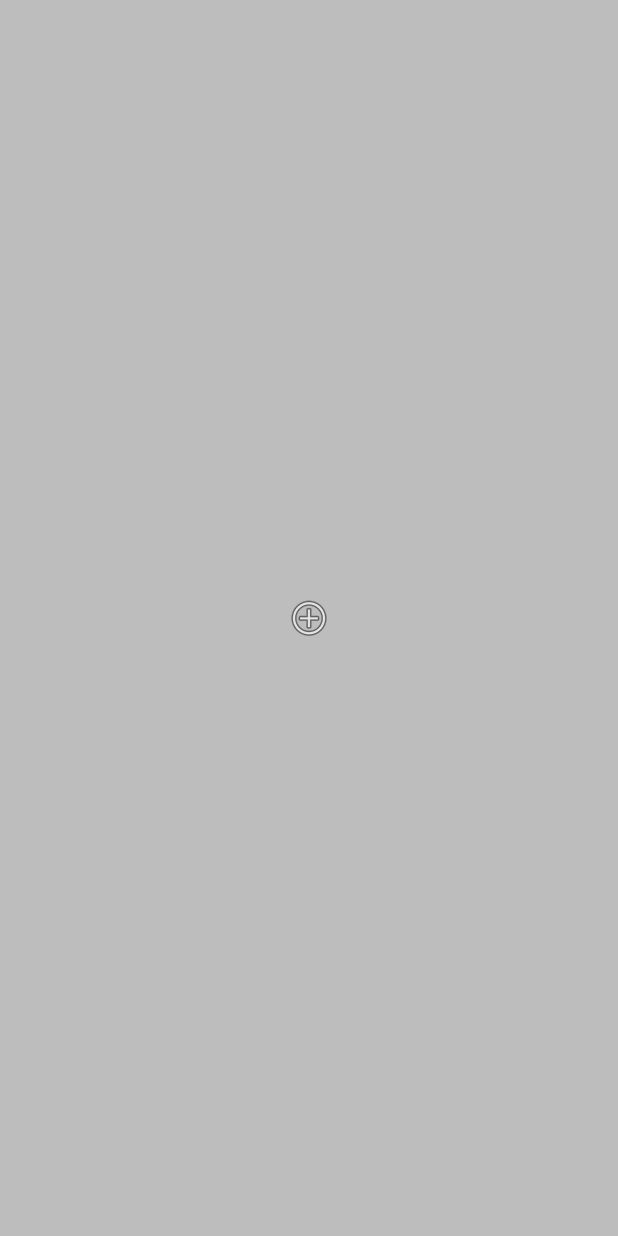
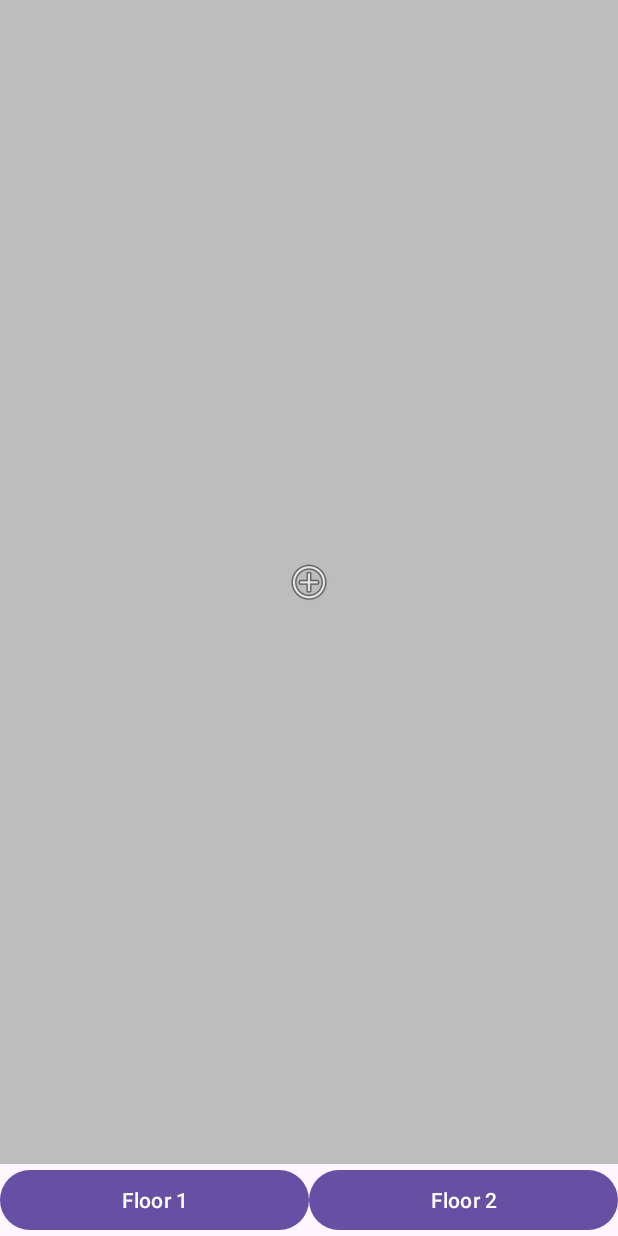
Before and after one commit to ThomasKain/CS597Project, an Android app: the SeatMapActivity screen opened directly, with no data from a screen before it, on a phone screen of 412 x 824 dp. Before the commit the screen is almost empty. Run offline under Robolectric (Android 15) with nearby library versions, the phone set to English and light mode, and no system bars.

Commit message:
Add seat map images, update button layouts

```diff
--- a/app/src/main/java/edu/stevens/cs597/seatfinder/BrowseBuildings.kt
+++ b/app/src/main/java/edu/stevens/cs597/seatfinder/BrowseBuildings.kt
@@ -15,13 +15,10 @@ class BrowseBuildings : AppCompatActivity() {
         setContentView(R.layout.activity_browse_buildings)
 
         //buttons
-        findViewById<Button>(R.id.button_browse_babbio).setOnClickListener {
-            startActivity(Intent(this, SeatMapActivity::class.java))
-        }
         findViewById<Button>(R.id.button_browse_gateway_north).setOnClickListener {
             startActivity(Intent(this, SeatMapActivity::class.java))
         }
-        findViewById<Button>(R.id.button_browse_library).setOnClickListener {
+        findViewById<Button>(R.id.button_browse_gateway_south).setOnClickListener {
             startActivity(Intent(this, SeatMapActivity::class.java))
         }
 
--- a/app/src/main/res/layout/activity_seat_map.xml
+++ b/app/src/main/res/layout/activity_seat_map.xml
@@ -1,17 +1,38 @@
 <?xml version="1.0" encoding="utf-8"?>
-<FrameLayout xmlns:android="http://schemas.android.com/apk/res/android"
+<LinearLayout xmlns:android="http://schemas.android.com/apk/res/android"
     xmlns:app="http://schemas.android.com/apk/res-auto"
     xmlns:tools="http://schemas.android.com/tools"
     android:id="@+id/main"
     android:layout_width="match_parent"
     android:layout_height="match_parent"
+    android:orientation="vertical"
     tools:context=".SeatMapActivity">
 
     <edu.stevens.cs597.seatfinder.SeatMapView
         style="@style/Widget.Theme.SeatFinder.MyView"
         android:id="@+id/seat_map"
         android:layout_width="match_parent"
-        android:layout_height="match_parent"
+        android:layout_height="0dp"
+        android:layout_weight="1"
         app:mapDrawable="@android:drawable/ic_menu_add" />
 
-</FrameLayout>
+    <LinearLayout
+        android:layout_width="match_parent"
+        android:layout_height="wrap_content"
+        android:orientation="horizontal">
+
+        <Button
+            android:id="@+id/floor1_button"
+            android:layout_width="wrap_content"
+            android:layout_height="wrap_content"
+            android:layout_weight="1"
+            android:text="Floor 1" />
+
+        <Button
+            android:id="@+id/floor2_button"
+            android:layout_width="wrap_content"
+            android:layout_height="wrap_content"
+            android:layout_weight="1"
+            android:text="Floor 2" />
+    </LinearLayout>
+</LinearLayout>
```
Also changed, not shown: app/src/main/res/layout/activity_browse_buildings.xml (+2 -8 lines), app/src/main/res/drawable/gateway_north_floor1.png (added), app/src/main/res/drawable/gateway_north_floor2.png (added), app/src/main/res/drawable/gateway_south_floor1.png (added), app/src/main/res/drawable/gateway_south_floor2.png (added).
